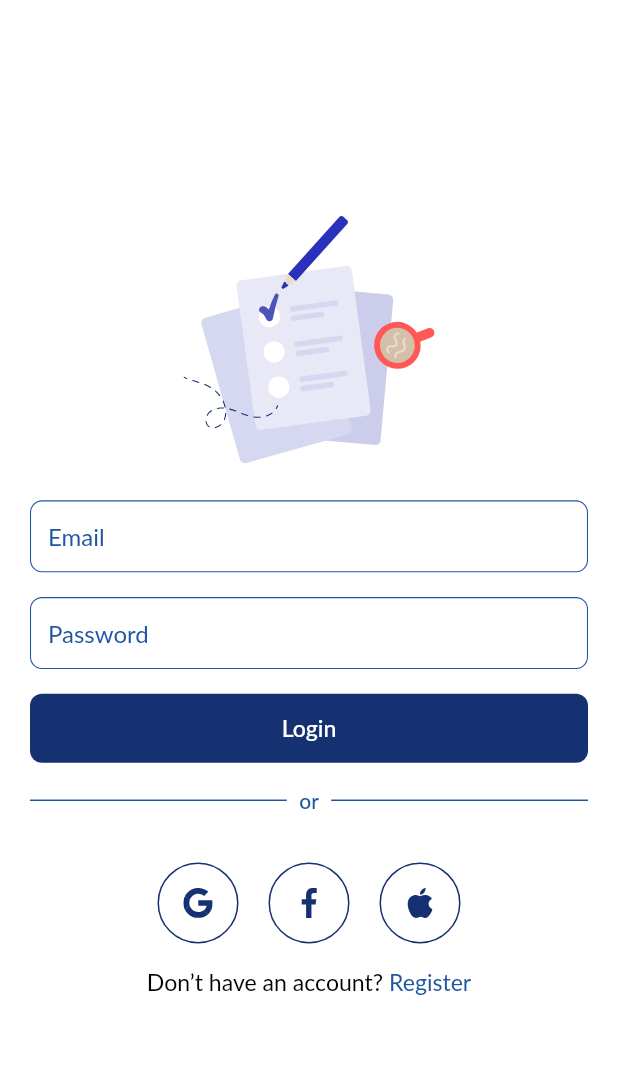
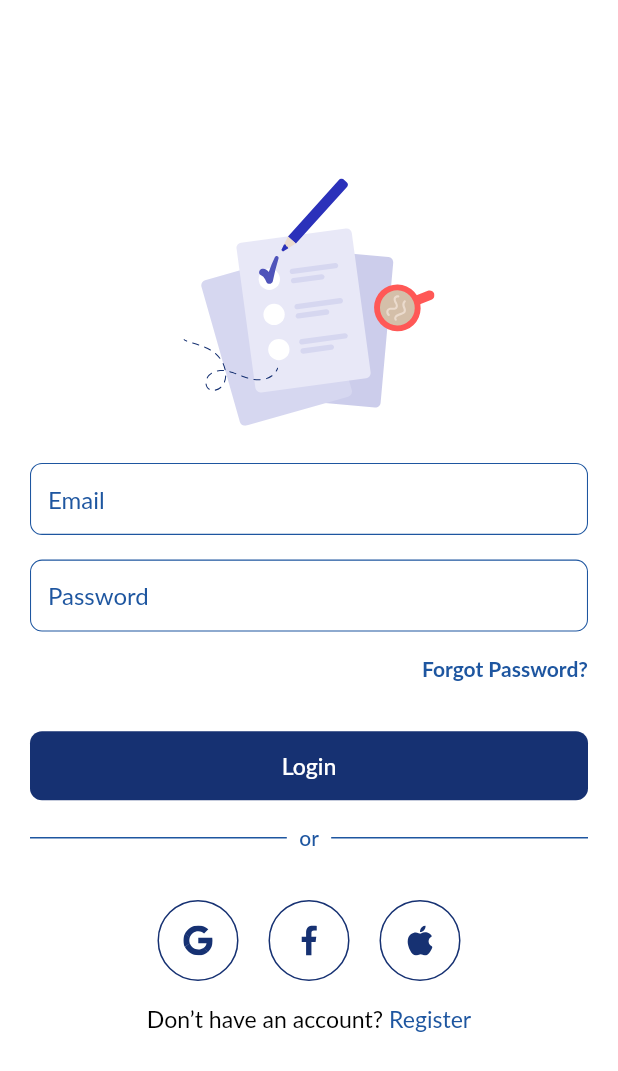
Before and after one commit to renankanu/app_todo, a Flutter app: the screen it shows after launch, on a phone screen of 412 x 824 dp. Shown: the top 1071 px of the screen. Run offline on Flutter 3.47's test engine with Material 2 defaults, Android fonts, the phone set to English and light mode, and no system bars; our stand-ins replace cloud_firestore, firebase_auth, firebase_core, flutter_svg; accounts and stored records are empty; Roboto replaces fonts that are missing (Lato).

Commit message:
Feature - create forgot password

```diff
--- a/lib/app/screens/login/login_screen.dart
+++ b/lib/app/screens/login/login_screen.dart
@@ -56,6 +56,21 @@ class _LoginScreenState extends State<LoginScreen> {
                     controller: _passwordController,
                   ),
                   SizedBox(height: SizeConfig.screenHeight * 0.02),
+                  Row(
+                    mainAxisAlignment: MainAxisAlignment.end,
+                    children: [
+                      GestureDetector(
+                        // onTap: () => Navigator.pushNamed(
+                        //     context, ForgotPasswordScreen.routeName),
+                        child: const Text(
+                          "Forgot Password?",
+                          style: TextStyle(
+                              color: kMatisse, fontWeight: FontWeight.w700),
+                        ),
+                      )
+                    ],
+                  ),
+                  SizedBox(height: SizeConfig.screenHeight * 0.04),
                   RoundedButton(
                     key: const ValueKey("signIn"),
                     text: "Login",
```
